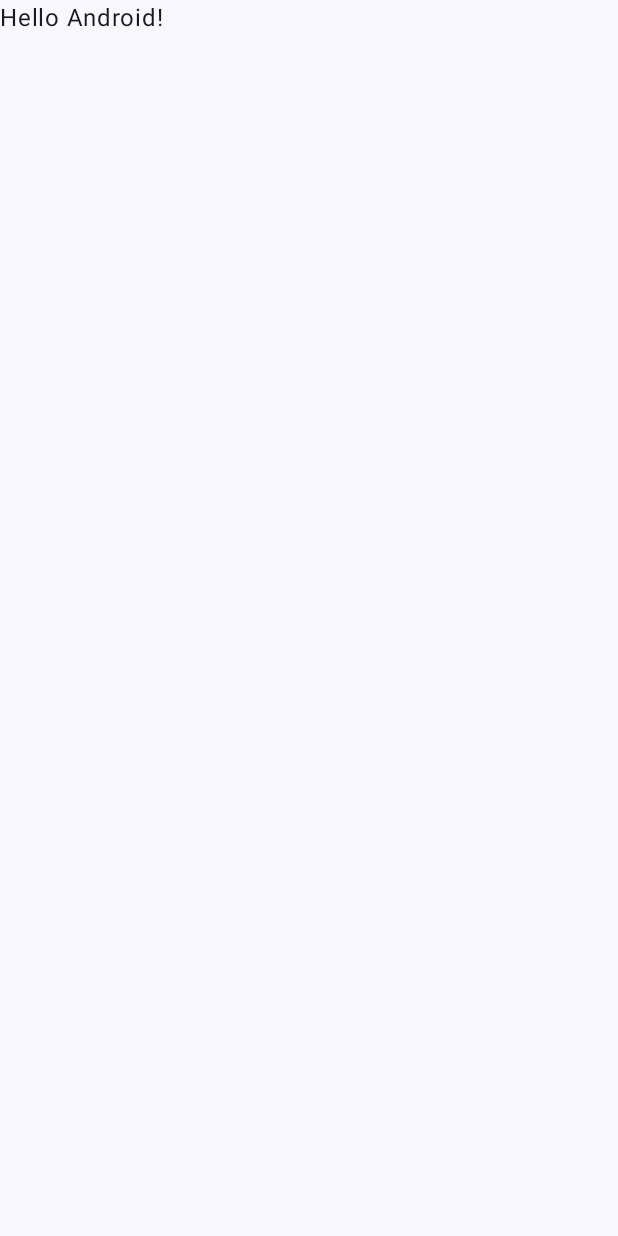
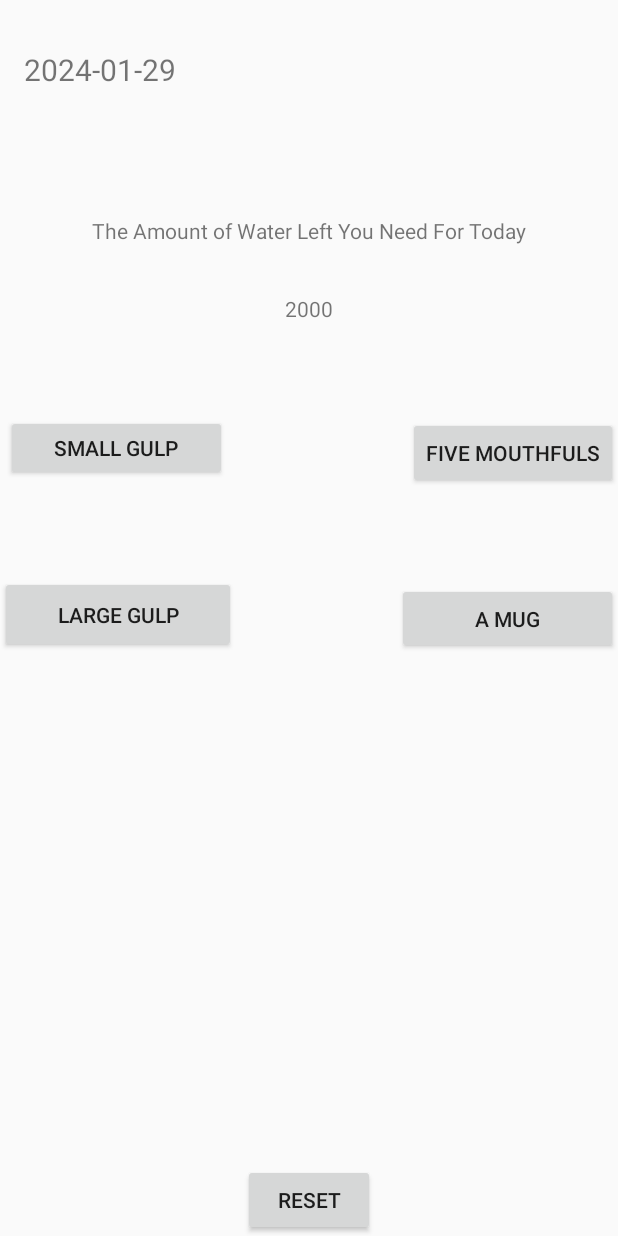
Before and after one commit to marcusha4299/SnapHealth, an Android app built with Jetpack Compose: the screen it shows after launch (MainActivity), on a phone screen of 412 x 824 dp. Before the commit the screen is almost empty. Run offline under Robolectric (Android 15) with nearby library versions, the phone set to English and light mode, and no system bars.

Commit message:
update hydration tracker

```diff
--- a/app/build.gradle.kts
+++ b/app/build.gradle.kts
@@ -50,7 +50,9 @@ android {
 }
 
 dependencies {
-
+    implementation("androidx.constraintlayout:constraintlayout:2.2.0-alpha13")
+    implementation("androidx.constraintlayout:constraintlayout-compose:1.1.0-alpha13")
+    implementation("androidx.appcompat:appcompat:1.3.0")
     implementation("androidx.core:core-ktx:1.12.0")
     implementation("androidx.lifecycle:lifecycle-runtime-ktx:2.7.0")
     implementation("androidx.activity:activity-compose:1.8.2")
--- a/app/src/main/java/com/example/snaphealth/MainActivity.kt
+++ b/app/src/main/java/com/example/snaphealth/MainActivity.kt
@@ -1,46 +1,101 @@
 package com.example.snaphealth
 
+import android.os.Build
 import android.os.Bundle
 import androidx.activity.ComponentActivity
-import androidx.activity.compose.setContent
-import androidx.compose.foundation.layout.fillMaxSize
-import androidx.compose.material3.MaterialTheme
-import androidx.compose.material3.Surface
-import androidx.compose.material3.Text
-import androidx.compose.runtime.Composable
-import androidx.compose.ui.Modifier
-import androidx.compose.ui.tooling.preview.Preview
-import com.example.snaphealth.ui.theme.SnapHealthTheme
 
-class MainActivity : ComponentActivity() {
+import android.widget.Button
+import android.widget.TextView
+import android.widget.Toast
+import androidx.annotation.RequiresApi
+import java.time.LocalDate
+
+
+class MainActivity :  ComponentActivity() {
+
+    @RequiresApi(Build.VERSION_CODES.O)
     override fun onCreate(savedInstanceState: Bundle?) {
         super.onCreate(savedInstanceState)
-        setContent {
-            SnapHealthTheme {
-                // A surface container using the 'background' color from the theme
-                Surface(
-                    modifier = Modifier.fillMaxSize(),
-                    color = MaterialTheme.colorScheme.background
-                ) {
-                    Greeting("Android")
-                }
+        setContentView(R.layout.activity_main)
+
+        //share preferences (save data so when user reopen the data will not reverse to original
+        val sharedPreferences = getSharedPreferences("SP_INFO", MODE_PRIVATE)
+        val waterCount = sharedPreferences.getString("WATERCOUNT", "2000")
+        var editor = sharedPreferences.edit()
+
+
+        //start code
+        val smallButton: Button = findViewById(R.id.small_button)
+        val largeButton: Button = findViewById(R.id.large_button)
+        val fiveButton: Button = findViewById(R.id.five_button)
+        val mugButton: Button = findViewById(R.id.mug_button)
+        val waterCount_Text: TextView = findViewById(R.id.WaterCount_textView)
+        waterCount_Text.text = waterCount
+
+        smallButton.setOnClickListener{
+            waterCount_Text.text = (Integer.parseInt(waterCount_Text.text as String) -43).toString()
+            editor.putString("WATERCOUNT", waterCount_Text.text as String)
+            editor.commit()
+            if (Integer.parseInt(waterCount_Text.text as String) < 1) {
+                Toast.makeText(this, "Congratulations on staying hydrated", Toast.LENGTH_LONG).show()
+                Toast.makeText(this, "Keep up the great work", Toast.LENGTH_LONG).show()
+                waterCount_Text.text = "2000"
             }
+        }
+
+        largeButton.setOnClickListener{
+            waterCount_Text.text = (Integer.parseInt(waterCount_Text.text as String) -77).toString()
+            editor.putString("WATERCOUNT", waterCount_Text.text as String)
+            editor.commit()
+            if (Integer.parseInt(waterCount_Text.text as String) < 1) {
+                Toast.makeText(this, "Congratulations on staying hydrated", Toast.LENGTH_LONG).show()
+                Toast.makeText(this, "Keep up the great work", Toast.LENGTH_LONG).show()
+                waterCount_Text.text = "2000"
+            }
+        }
+
+        fiveButton.setOnClickListener{
+            waterCount_Text.text = (Integer.parseInt(waterCount_Text.text as String) -157).toString()
+            editor.putString("WATERCOUNT", waterCount_Text.text as String)
+            editor.commit()
+            if (Integer.parseInt(waterCount_Text.text as String) < 1) {
+                Toast.makeText(this, "Congratulations on staying hydrated", Toast.LENGTH_LONG).show()
+                Toast.makeText(this, "Keep up the great work", Toast.LENGTH_LONG).show()
+                waterCount_Text.text = "2000"
+            }
+        }
+
+        mugButton.setOnClickListener{
+            waterCount_Text.text = (Integer.parseInt(waterCount_Text.text as String) -240).toString()
+            editor.putString("WATERCOUNT", waterCount_Text.text as String)
+            editor.commit()
+            if (Integer.parseInt(waterCount_Text.text as String) < 1) {
+                Toast.makeText(this, "Congratulations on staying hydrated", Toast.LENGTH_LONG).show()
+                Toast.makeText(this, "Keep up the great work", Toast.LENGTH_LONG).show()
+                waterCount_Text.text = "2000"
+            }
+        }
+
+
+
+        //time
+        val currentDate = LocalDate.now().toString()
+        val date_textView: TextView = findViewById(R.id.date_textView)
+        var pastTime: String = sharedPreferences.getString("PASSTIME", "2024-01-28").toString()
+        if (pastTime != currentDate) {
+            editor.putString("PASTTIME", currentDate)
+            editor.putString("WATERCOUNT", "2000")
+            editor.commit()
+            waterCount_Text.text = "2000"
+        }
+        date_textView.text = currentDate
+
+        //clear count
+        val clearButton: Button = findViewById(R.id.clear_text)
+        clearButton.setOnClickListener {
+            waterCount_Text.text = "2000"
+            editor.putString("WATERCOUNT", "2000")
+            editor.commit()
         }
     }
 }
-
-@Composable
-fun Greeting(name: String, modifier: Modifier = Modifier) {
-    Text(
-        text = "Hello $name!",
-        modifier = modifier
-    )
-}
-
-@Preview(showBackground = true)
-@Composable
-fun GreetingPreview() {
-    SnapHealthTheme {
-        Greeting("Android")
-    }
-}
--- /dev/null
+++ b/app/src/main/res/layout/activity_main.xml
@@ -0,0 +1,96 @@
+<?xml version="1.0" encoding="utf-8"?>
+<androidx.constraintlayout.widget.ConstraintLayout xmlns:android="http://schemas.android.com/apk/res/android"
+    xmlns:app="http://schemas.android.com/apk/res-auto"
+    xmlns:tools="http://schemas.android.com/tools"
+    android:layout_width="match_parent"
+    android:layout_height="match_parent"
+    tools:context=".MainActivity">
+
+    <TextView
+        android:id="@+id/HowMuch_textView"
+        android:layout_width="wrap_content"
+        android:layout_height="wrap_content"
+        android:text="The Amount of Water Left You Need For Today"
+        app:layout_constraintBottom_toBottomOf="parent"
+        app:layout_constraintEnd_toEndOf="parent"
+        app:layout_constraintLeft_toLeftOf="parent"
+        app:layout_constraintRight_toRightOf="parent"
+        app:layout_constraintStart_toStartOf="parent"
+        app:layout_constraintTop_toTopOf="parent"
+        app:layout_constraintVertical_bias="0.179" />
+
+    <TextView
+        android:id="@+id/WaterCount_textView"
+        android:layout_width="wrap_content"
+        android:layout_height="wrap_content"
+        android:layout_marginTop="52dp"
+        android:text="2000"
+        app:layout_constraintEnd_toEndOf="parent"
+        app:layout_constraintStart_toStartOf="parent"
+        app:layout_constraintTop_toTopOf="@id/HowMuch_textView" />
+
+    <Button
+        android:id="@+id/clear_text"
+        android:layout_width="wrap_content"
+        android:layout_height="wrap_content"
+        android:text="@string/reset"
+        app:layout_constraintBottom_toBottomOf="parent"
+        app:layout_constraintEnd_toEndOf="parent"
+        app:layout_constraintStart_toStartOf="parent" />
+
+    <TextView
+        android:id="@+id/date_textView"
+        android:layout_width="wrap_content"
+        android:layout_height="wrap_content"
+        android:text="TextView"
+        app:layout_constraintBottom_toTopOf="@+id/HowMuch_textView"
+        app:layout_constraintEnd_toEndOf="parent"
+        app:layout_constraintHorizontal_bias="0.052"
+        app:layout_constraintStart_toStartOf="parent"
+        app:layout_constraintTop_toTopOf="parent"
+        android:textSize="20sp"
+        app:layout_constraintVertical_bias="0.281" />
+
+    <Button
+        android:id="@+id/small_button"
+        android:layout_width="147dp"
+        android:layout_height="44dp"
+        android:text="@string/small_gulp"
+        app:layout_constraintBottom_toTopOf="@+id/large_button"
+        app:layout_constraintEnd_toStartOf="@+id/five_button"
+        app:layout_constraintHorizontal_bias="0.034"
+        app:layout_constraintStart_toStartOf="parent"
+        app:layout_constraintTop_toBottomOf="@+id/WaterCount_textView"
+        app:layout_constraintVertical_bias="0.494" />
+
+    <Button
+        android:id="@+id/large_button"
+        android:layout_width="157dp"
+        android:layout_height="51dp"
+        android:text="@string/large_gulp"
+        app:layout_constraintBottom_toBottomOf="parent"
+        app:layout_constraintEnd_toStartOf="@+id/mug_button"
+        app:layout_constraintHorizontal_bias="0.0"
+        app:layout_constraintStart_toStartOf="parent"
+        app:layout_constraintTop_toTopOf="parent"
+        app:layout_constraintVertical_bias="0.497" />
+
+    <Button
+        android:id="@+id/five_button"
+        android:layout_width="wrap_content"
+        android:layout_height="wrap_content"
+        android:text="@string/five_mouthfuls"
+        app:layout_constraintBottom_toTopOf="@+id/mug_button"
+        app:layout_constraintEnd_toEndOf="parent"
+        app:layout_constraintTop_toBottomOf="@+id/WaterCount_textView" />
+
+    <Button
+        android:id="@+id/mug_button"
+        android:layout_width="147dp"
+        android:layout_height="47dp"
+        android:text="@string/a_mug"
+        app:layout_constraintBottom_toBottomOf="parent"
+        app:layout_constraintEnd_toEndOf="parent"
+        app:layout_constraintTop_toTopOf="parent" />
+
+</androidx.constraintlayout.widget.ConstraintLayout>
--- a/app/src/main/res/values/strings.xml
+++ b/app/src/main/res/values/strings.xml
@@ -1,3 +1,13 @@
 <resources>
     <string name="app_name">SnapHealth</string>
+    <string name="you_drank_this_many_cups_of_water">You drank this many cups of water</string>
+    <string name="_1_water">+1 Water</string>
+    <string name="_0">0</string>
+    <string name="_100">100</string>
+    <string name="five_mounthfuls">FIVE MOUNTHFULS</string>
+    <string name="a_mug">A MUG</string>
+    <string name="large_gulp">LARGE GULP</string>
+    <string name="small_gulp">SMALL GULP</string>
+    <string name="reset">Reset</string>
+    <string name="five_mouthfuls">Five Mouthfuls</string>
 </resources>
```
Also changed, not shown: 1 other file.
